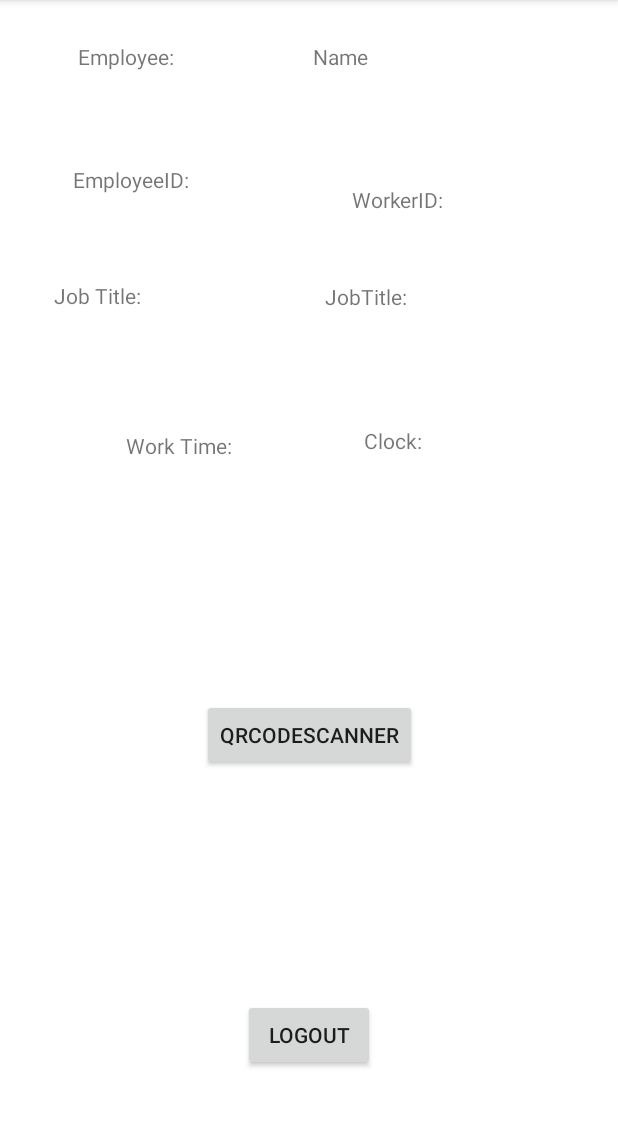
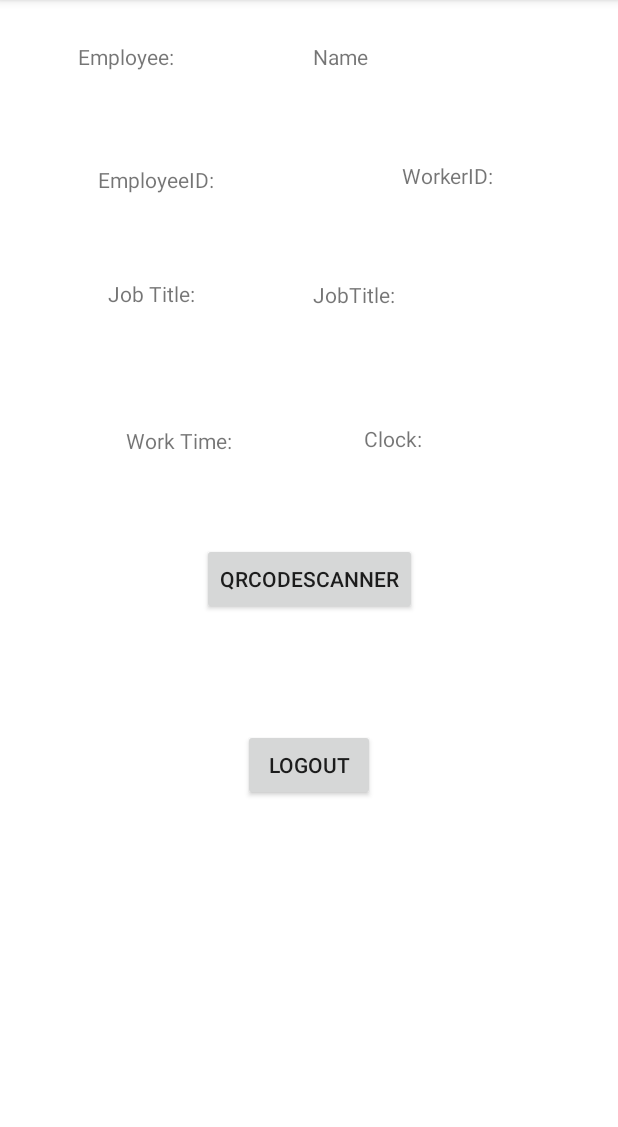
Before and after one commit to Foxroad1/Ranger_team_project, an Android app built with Jetpack Compose: the ProfileActivity screen opened directly, with no data from a screen before it, on a phone screen of 412 x 824 dp, the part 84-1211 px from its top. Run offline under Robolectric (Android 15) with nearby library versions, the phone set to English and light mode, and no system bars; libraries missing offline, so code that uses them is left out: com.google.zxing.integration.

Commit message:
new profile try.

```diff
--- a/Companionapp/app/src/main/res/layout/activity_profile.xml
+++ b/Companionapp/app/src/main/res/layout/activity_profile.xml
@@ -21,10 +21,10 @@
         android:id="@+id/workerIdTextView"
         android:layout_width="76dp"
         android:layout_height="27dp"
-        android:layout_marginTop="60dp"
+        android:layout_marginTop="44dp"
         android:text="@string/Worker_ID"
         app:layout_constraintEnd_toEndOf="parent"
-        app:layout_constraintHorizontal_bias="0.698"
+        app:layout_constraintHorizontal_bias="0.797"
         app:layout_constraintStart_toStartOf="parent"
         app:layout_constraintTop_toBottomOf="@id/nameTextView" />
 
@@ -32,10 +32,10 @@
         android:id="@+id/jobTitleTextView"
         android:layout_width="155dp"
         android:layout_height="40dp"
-        android:layout_marginTop="37dp"
+        android:layout_marginTop="52dp"
         android:text="@string/Job_title"
         app:layout_constraintEnd_toEndOf="parent"
-        app:layout_constraintHorizontal_bias="0.843"
+        app:layout_constraintHorizontal_bias="0.812"
         app:layout_constraintStart_toStartOf="parent"
         app:layout_constraintTop_toBottomOf="@+id/workerIdTextView" />
 
@@ -54,22 +54,23 @@
         android:id="@+id/scanQrButton"
         android:layout_width="wrap_content"
         android:layout_height="wrap_content"
-        android:layout_marginTop="140dp"
-        android:layout_marginBottom="152dp"
+        android:layout_marginTop="37dp"
+        android:layout_marginBottom="76dp"
         android:text="@string/Scan_QR_Code"
         app:layout_constraintBottom_toTopOf="@+id/logoutButton"
         app:layout_constraintEnd_toEndOf="parent"
+        app:layout_constraintHorizontal_bias="0.5"
         app:layout_constraintStart_toStartOf="parent"
-        app:layout_constraintTop_toBottomOf="@id/clockTextView" />
+        app:layout_constraintTop_toBottomOf="@+id/clockTextView" />
 
     <Button
         android:id="@+id/logoutButton"
         android:layout_width="wrap_content"
         android:layout_height="wrap_content"
-        android:layout_marginTop="152dp"
+        android:layout_marginTop="76dp"
         android:text="@string/Logout"
         app:layout_constraintEnd_toEndOf="parent"
-        app:layout_constraintHorizontal_bias="0.501"
+        app:layout_constraintHorizontal_bias="0.5"
         app:layout_constraintStart_toStartOf="parent"
         app:layout_constraintTop_toBottomOf="@id/scanQrButton" />
 
@@ -102,13 +103,14 @@
 
     <TextView
         android:id="@+id/labelJobTitle"
-        android:layout_width="165dp"
-        android:layout_height="40dp"
+        android:layout_width="111dp"
+        android:layout_height="34dp"
         android:layout_marginStart="36dp"
-        android:layout_marginTop="37dp"
+        android:layout_marginTop="36dp"
         android:layout_marginEnd="15dp"
         android:text="Job Title:"
         app:layout_constraintEnd_toStartOf="@+id/jobTitleTextView"
+        app:layout_constraintHorizontal_bias="0.782"
         app:layout_constraintStart_toStartOf="parent"
         app:layout_constraintTop_toBottomOf="@+id/labelEmployeeID" />
 
@@ -119,7 +121,7 @@
         android:layout_marginStart="84dp"
         android:layout_marginTop="60dp"
         android:layout_marginEnd="43dp"
-        android:layout_marginBottom="141dp"
+        android:layout_marginBottom="36dp"
         android:text="Work Time:"
         app:layout_constraintBottom_toTopOf="@+id/scanQrButton"
         app:layout_constraintEnd_toStartOf="@+id/clockTextView"
```
Also changed, not shown: Companionapp/app/src/main/java/com/example/bethonworkercompanion/LoginActivity.kt (+18 -0 lines), Companionapp/app/src/main/res/layout/activity_login.xml (+16 -12 lines), 35 other files.
